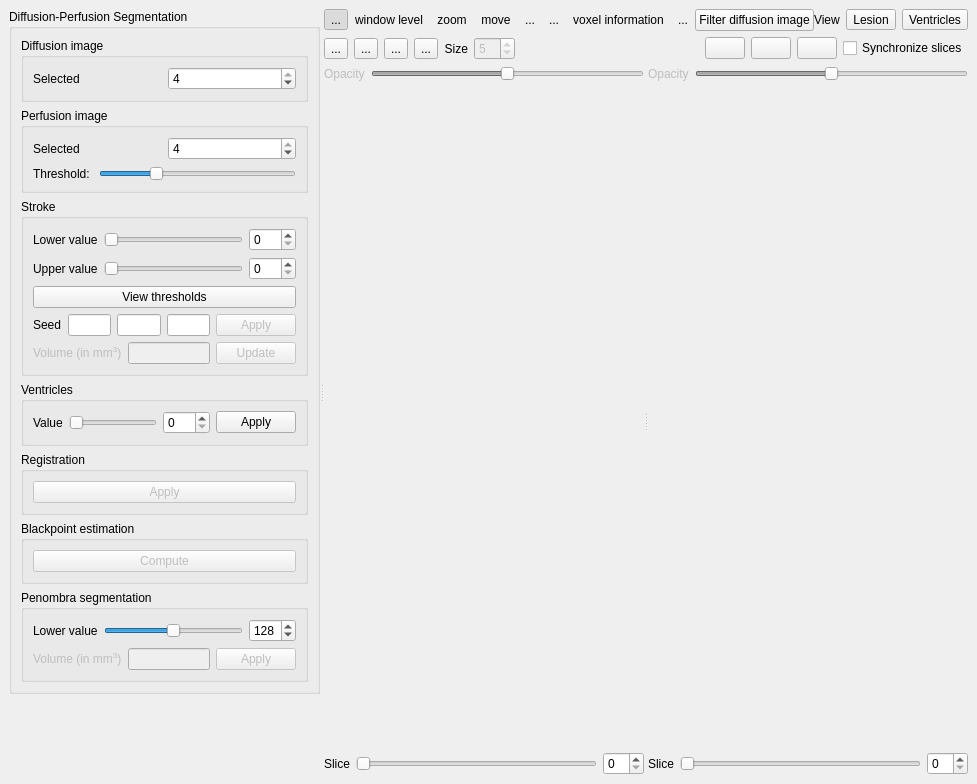
First picture: the form in starviewer/src/extensions/playground/diffusionperfusionsegmentation/qdifuperfuextensionbase.ui, repository starviewer-medical/starviewer, before the edit.
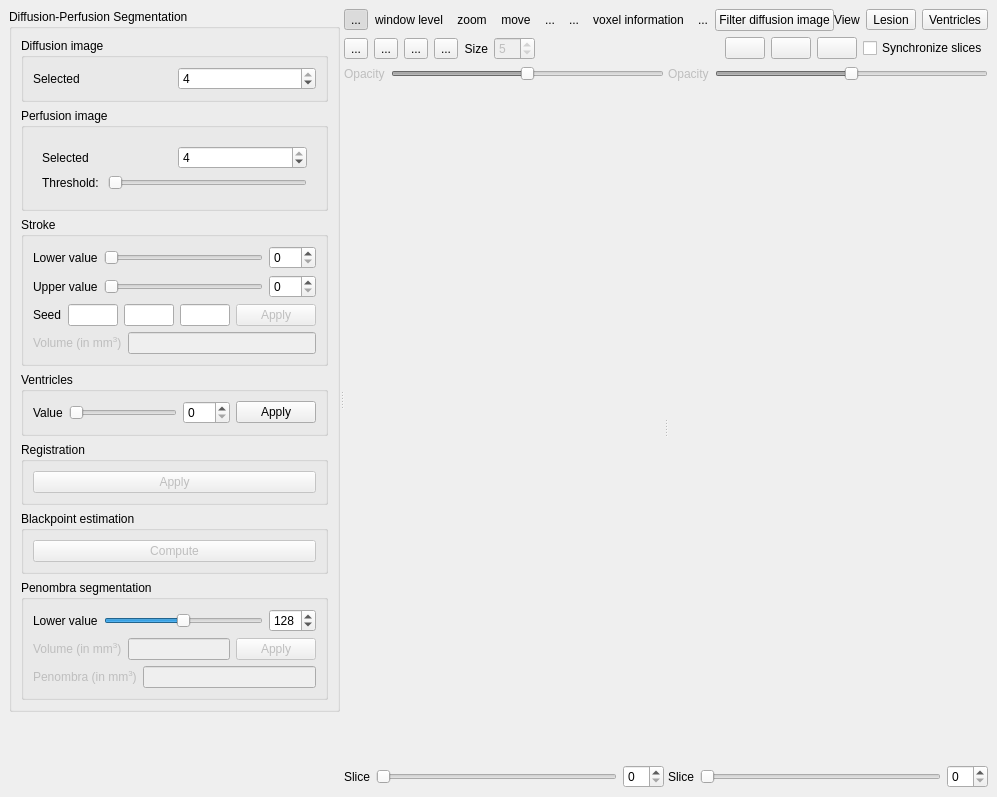
Second picture: the form after the edit. Icons and pictures are not drawn. Custom widgets are drawn as their Qt base class.

Commit message: ENH: S'han millorat les funcionalitats de l'extensió de la segmentació de difusió i perfusió. També s'han eliminat alguns cout's.

What changed in the file:
```diff
--- a/starviewer/src/extensions/playground/diffusionperfusionsegmentation/qdifuperfuextensionbase.ui
+++ b/starviewer/src/extensions/playground/diffusionperfusionsegmentation/qdifuperfuextensionbase.ui
@@ -5,14 +5,14 @@
    <rect>
     <x>0</x>
     <y>0</y>
-    <width>977</width>
-    <height>784</height>
+    <width>916</width>
+    <height>797</height>
    </rect>
   </property>
   <property name="windowTitle" >
    <string>Form</string>
   </property>
-  <layout class="QVBoxLayout" >
+  <layout class="QHBoxLayout" >
    <property name="margin" >
     <number>9</number>
    </property>
@@ -119,7 +119,7 @@
                <widget class="QWidget" name="m_selectPerfusionImagePage" >
                 <layout class="QVBoxLayout" >
                  <property name="margin" >
-                  <number>0</number>
+                  <number>9</number>
                  </property>
                  <property name="spacing" >
                   <number>6</number>
@@ -172,7 +172,7 @@
                       <number>255</number>
                      </property>
                      <property name="value" >
-                      <number>70</number>
+                      <number>0</number>
                      </property>
                      <property name="orientation" >
                       <enum>Qt::Horizontal</enum>
@@ -268,26 +268,6 @@
                </item>
               </layout>
              </item>
-             <item>
-              <layout class="QHBoxLayout" >
-               <property name="margin" >
-                <number>0</number>
-               </property>
-               <property name="spacing" >
-                <number>6</number>
-               </property>
-               <item>
-                <widget class="QPushButton" name="m_strokeViewThresholdsPushButton" >
-                 <property name="layoutDirection" >
-                  <enum>Qt::RightToLeft</enum>
-                 </property>
-                 <property name="text" >
-                  <string>View thresholds</string>
-                 </property>
-                </widget>
-               </item>
-              </layout>
-             </item>
              <item>
               <layout class="QHBoxLayout" >
                <property name="margin" >
@@ -313,7 +293,7 @@
                  </property>
                  <property name="sizePolicy" >
                   <sizepolicy>
-                   <hsizetype>4</hsizetype>
+                   <hsizetype>0</hsizetype>
                    <vsizetype>0</vsizetype>
                    <horstretch>0</horstretch>
                    <verstretch>0</verstretch>
@@ -337,7 +317,7 @@
                  </property>
                  <property name="sizePolicy" >
                   <sizepolicy>
-                   <hsizetype>4</hsizetype>
+                   <hsizetype>0</hsizetype>
                    <vsizetype>0</vsizetype>
                    <horstretch>0</horstretch>
                    <verstretch>0</verstretch>
@@ -361,7 +341,7 @@
                  </property>
                  <property name="sizePolicy" >
                   <sizepolicy>
-                   <hsizetype>4</hsizetype>
+                   <hsizetype>0</hsizetype>
                    <vsizetype>0</vsizetype>
                    <horstretch>0</horstretch>
                    <verstretch>0</verstretch>
@@ -421,16 +401,6 @@
                  </property>
                 </widget>
                </item>
-               <item>
-                <widget class="QPushButton" name="m_strokeVolumeUpdatePushButton" >
-                 <property name="enabled" >
-                  <bool>false</bool>
-                 </property>
-                 <property name="text" >
-                  <string>Update</string>
-                 </property>
-                </widget>
-               </item>
               </layout>
              </item>
             </layout>
@@ -637,6 +607,33 @@
                </item>
               </layout>
              </item>
+             <item>
+              <layout class="QHBoxLayout" >
+               <property name="margin" >
+                <number>0</number>
+               </property>
+               <property name="spacing" >
+                <number>6</number>
+               </property>
+               <item>
+                <widget class="QLabel" name="m_penombraLabel" >
+                 <property name="enabled" >
+                  <bool>false</bool>
+                 </property>
+                 <property name="text" >
+                  <string>Penombra (in mm&lt;sup>3&lt;/sup>)</string>
+                 </property>
+                </widget>
+               </item>
+               <item>
+                <widget class="QLineEdit" name="m_penombraLineEdit" >
+                 <property name="enabled" >
+                  <bool>false</bool>
+                 </property>
+                </widget>
+               </item>
+              </layout>
+             </item>
             </layout>
            </widget>
           </item>
@@ -658,7 +655,7 @@
        </item>
       </layout>
      </widget>
-     <widget class="QWidget" name="" >
+     <widget class="QWidget" name="layoutWidget" >
       <layout class="QVBoxLayout" >
        <property name="margin" >
         <number>0</number>
@@ -1054,7 +1051,7 @@
          <property name="orientation" >
           <enum>Qt::Horizontal</enum>
          </property>
-         <widget class="QWidget" name="" >
+         <widget class="QWidget" name="layoutWidget" >
           <layout class="QVBoxLayout" >
            <property name="margin" >
             <number>0</number>
@@ -1102,8 +1099,8 @@
             <widget class="udg::Q2DViewer" native="1" name="m_diffusion2DView" >
              <property name="sizePolicy" >
               <sizepolicy>
-               <hsizetype>7</hsizetype>
-               <vsizetype>7</vsizetype>
+               <hsizetype>0</hsizetype>
+               <vsizetype>0</vsizetype>
                <horstretch>0</horstretch>
                <verstretch>0</verstretch>
               </sizepolicy>
@@ -1145,7 +1142,7 @@
            </item>
           </layout>
          </widget>
-         <widget class="QWidget" name="" >
+         <widget class="QWidget" name="layoutWidget" >
           <layout class="QVBoxLayout" >
            <property name="margin" >
             <number>0</number>
@@ -1193,8 +1190,8 @@
             <widget class="udg::Q2DViewer" native="1" name="m_perfusion2DView" >
              <property name="sizePolicy" >
               <sizepolicy>
-               <hsizetype>7</hsizetype>
-               <vsizetype>7</vsizetype>
+               <hsizetype>0</hsizetype>
+               <vsizetype>0</vsizetype>
                <horstretch>0</horstretch>
                <verstretch>0</verstretch>
               </sizepolicy>
```
Left out of the diff: 36 changed lines with no effect on the pictures. The commit also changes 2 other files.
